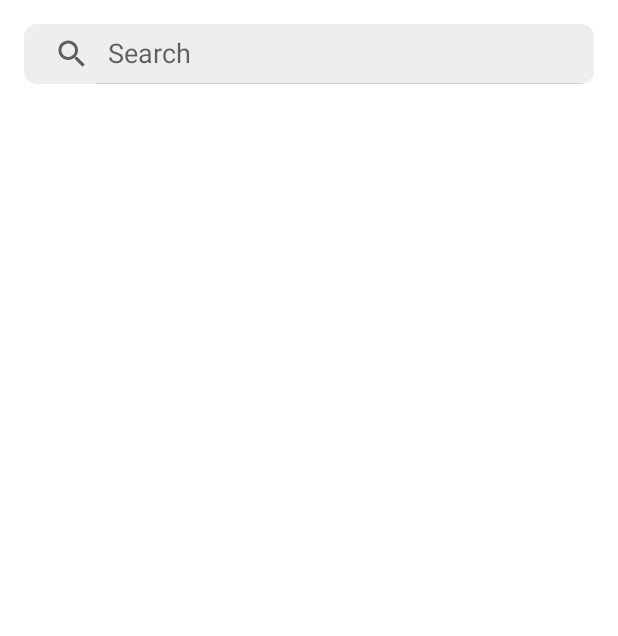
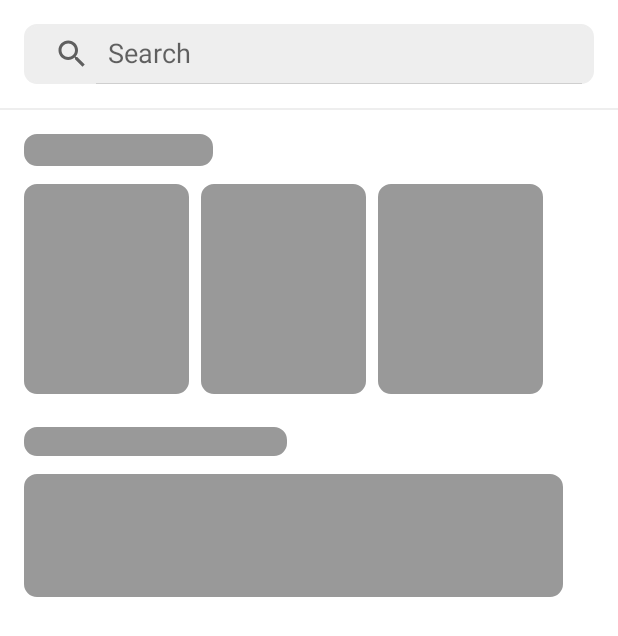
Before and after one commit to VisarutDear/LMWN-assignment, an Android app: the screen it shows after launch (MainActivity), on a phone screen of 412 x 824 dp. Shown: the top 636 px of the screen. Run offline under Robolectric (Android 15) with nearby library versions, the phone set to English and light mode, and no system bars; our stand-ins replace Shimmer, data binding; libraries missing offline, so code that uses them is left out: com.airbnb.epoxy; plain views replace EpoxyRecyclerView; network calls fail; 3 statements that could not run were skipped.

Commit message:
add skeleton

```diff
--- a/app/src/main/java/com/visarut/myapplication/domain/model/CoinsData.kt
+++ b/app/src/main/java/com/visarut/myapplication/domain/model/CoinsData.kt
@@ -4,5 +4,6 @@ import androidx.lifecycle.MutableLiveData
 import com.visarut.myapplication.data.response.Coin
 
 data class CoinsData(
-    var coinList : MutableLiveData<List<Coin>>
+    var coinList : MutableLiveData<List<Coin>>,
+    var isShowTopRank : MutableLiveData<Boolean>
 )
--- a/app/src/main/java/com/visarut/myapplication/view/feature/featureHome/HomeFragment.kt
+++ b/app/src/main/java/com/visarut/myapplication/view/feature/featureHome/HomeFragment.kt
@@ -22,7 +22,7 @@ class HomeFragment : Fragment(), HomeFragmentController.AddOnItemSelected {
     private val bottomSheetFragment = BottomSheetFragment()
     private lateinit var loadMoreScollListener: RecyclerView.OnScrollListener
 
-        override fun onCreateView(
+    override fun onCreateView(
         inflater: LayoutInflater, container: ViewGroup?,
         savedInstanceState: Bundle?
     ): View {
@@ -35,32 +35,33 @@ class HomeFragment : Fragment(), HomeFragmentController.AddOnItemSelected {
         binding.swipeRefreshLayout.setOnRefreshListener {
             fetchCoinList()
         }
+
         initEndlessScroll()
-        binding.searchView.setOnQueryTextListener(object : SearchView.OnQueryTextListener {
-            override fun onQueryTextSubmit(query: String): Boolean {
-                viewModel.searchCoin(query)
-                return true
+        setOnQueryTextListener()
+
+        binding.searchView.setOnQueryTextFocusChangeListener { _, hasFocus ->
+            if(!hasFocus) {
+                viewModel.showTopRank()
             }
+        }
 
-            override fun onQueryTextChange(query: String): Boolean {
-                viewModel.searchCoin(query)
-                return true
-            }
-
-        })
         val homeFragmentController = HomeFragmentController()
-
         homeFragmentController.setItemSelectListener(this)
-
         binding.epoxyList.setController(homeFragmentController)
         binding.epoxyList.addOnScrollListener(loadMoreScollListener)
 
         viewModel.coinList.observe(viewLifecycleOwner, {
-            val coinsData = CoinsData(viewModel.coinList)
+            val coinsData = CoinsData(viewModel.coinList,viewModel.isShowTopRank)
             homeFragmentController.setData(coinsData)
         })
 
         return binding.root
+    }
+
+    override fun onResume() {
+        super.onResume()
+        binding.searchView.clearFocus()
+        viewModel.showTopRank()
     }
 
     override fun onClickCoin(uuid: String) {
@@ -88,4 +89,20 @@ class HomeFragment : Fragment(), HomeFragmentController.AddOnItemSelected {
             }
         }
     }
+
+    private fun setOnQueryTextListener() {
+        binding.searchView.setOnQueryTextListener(object : SearchView.OnQueryTextListener {
+            override fun onQueryTextSubmit(query: String): Boolean {
+                viewModel.hideTopRank()
+                viewModel.searchCoin(query)
+                return true
+            }
+
+            override fun onQueryTextChange(query: String): Boolean {
+                viewModel.hideTopRank()
+                viewModel.searchCoin(query)
+                return true
+            }
+        })
+    }
 }
--- a/app/src/main/java/com/visarut/myapplication/view/feature/featureHome/HomeViewModel.kt
+++ b/app/src/main/java/com/visarut/myapplication/view/feature/featureHome/HomeViewModel.kt
@@ -13,9 +13,11 @@ import kotlinx.coroutines.launch
 class HomeViewModel(
     private val coinUseCase: CoinUseCase
 ) : ViewModel() {
-    var coinList: MutableLiveData<List<Coin>> = MutableLiveData()
-    var coinDetail: MutableLiveData<CoinDetail> = MutableLiveData()
-    var coinStat: MutableLiveData<Stats> = MutableLiveData()
+    val coinList: MutableLiveData<List<Coin>> = MutableLiveData()
+    private val coinDetail: MutableLiveData<CoinDetail> = MutableLiveData()
+    private val coinStat: MutableLiveData<Stats> = MutableLiveData()
+    val isShowTopRank = MutableLiveData(true)
+    val isShowSkeleton = MutableLiveData(true)
 
     companion object {
         const val DEFAULT_OFFSET = 0
@@ -33,6 +35,7 @@ class HomeViewModel(
                 coinList.value = this.coins
                 coinStat.value = this.stats
             }
+            hideSkeleton()
         }
     }
 
@@ -78,4 +81,20 @@ class HomeViewModel(
             }
         }
     }
+
+    fun hideTopRank() {
+        isShowTopRank.postValue(false)
+    }
+
+    fun showTopRank() {
+        isShowTopRank.postValue(true)
+    }
+
+    fun showSkeleton() {
+        isShowSkeleton.postValue(true)
+    }
+
+    fun hideSkeleton() {
+        isShowSkeleton.postValue(false)
+    }
 }
--- a/app/src/main/java/com/visarut/myapplication/view/feature/featureHome/controller/HomeFragmentController.kt
+++ b/app/src/main/java/com/visarut/myapplication/view/feature/featureHome/controller/HomeFragmentController.kt
@@ -46,11 +46,7 @@ class HomeFragmentController : TypedEpoxyController<CoinsData>() {
             }
         }
 
-        data?.coinList?.let {
-//            searchFilter {
-//                id("search_filter")
-//            }
-
+        if(data?.isShowTopRank?.value == true) {
             headerTopRank {
                 id("header_top_rank")
             }
@@ -63,6 +59,9 @@ class HomeFragmentController : TypedEpoxyController<CoinsData>() {
                     )
                 }
             }
+        }
+
+        data?.coinList?.let {
 
             headerMarket {
                 id("header_market")
--- /dev/null
+++ b/app/src/main/res/drawable/bg_skeleton.xml
@@ -0,0 +1,10 @@
+<?xml version="1.0" encoding="utf-8"?>
+<shape xmlns:android="http://schemas.android.com/apk/res/android" android:shape="rectangle">
+
+    <solid android:color="@color/gray" />
+
+    <corners android:radius="@dimen/corner_radius_8dp" />
+
+    <stroke android:width="1dp" android:color="@color/gray" />
+
+</shape>
--- a/app/src/main/res/layout/home_fragment.xml
+++ b/app/src/main/res/layout/home_fragment.xml
@@ -4,6 +4,9 @@
     xmlns:tools="http://schemas.android.com/tools">
 
     <data>
+
+        <import type="android.view.View" />
+
         <variable
             name="viewModel"
             type="com.visarut.myapplication.view.feature.featureHome.HomeViewModel" />
@@ -35,13 +38,33 @@
             app:layout_constraintStart_toStartOf="parent"
             app:layout_constraintTop_toTopOf="parent" />
 
+        <View
+            android:id="@+id/view_divider"
+            android:layout_width="match_parent"
+            android:layout_height="1dp"
+            android:layout_marginTop="@dimen/spacing_16"
+            android:background="@color/light_shade_gray"
+            app:layout_constraintTop_toBottomOf="@id/search_view"
+            app:layout_constraintStart_toStartOf="parent"/>
+
+        <include
+            layout="@layout/home_fragment_skeleton"
+            android:layout_width="match_parent"
+            android:layout_height="wrap_content"
+            android:layout_marginTop="@dimen/spacing_16"
+            android:layout_marginStart="@dimen/spacing_16"
+            android:visibility="@{viewModel.isShowSkeleton ? View.VISIBLE : View.GONE}"
+            app:layout_constraintTop_toBottomOf="@id/view_divider"
+            app:layout_constraintStart_toStartOf="@id/view_divider" />
+
         <androidx.swiperefreshlayout.widget.SwipeRefreshLayout
             android:id="@+id/swipe_refresh_layout"
             android:layout_width="match_parent"
             android:layout_height="wrap_content"
             android:layout_margin="@dimen/spacing_16"
+            android:visibility="@{viewModel.isShowSkeleton ? View.GONE : View.VISIBLE}"
             app:layout_constraintStart_toStartOf="parent"
-            app:layout_constraintTop_toBottomOf="@id/search_view">
+            app:layout_constraintTop_toBottomOf="@id/view_divider">
 
             <com.airbnb.epoxy.EpoxyRecyclerView
                 android:id="@+id/epoxy_list"
--- /dev/null
+++ b/app/src/main/res/layout/home_fragment_skeleton.xml
@@ -0,0 +1,70 @@
+<?xml version="1.0" encoding="utf-8"?>
+<layout xmlns:android="http://schemas.android.com/apk/res/android"
+    xmlns:app="http://schemas.android.com/apk/res-auto">
+
+    <androidx.constraintlayout.widget.ConstraintLayout
+        android:layout_width="match_parent"
+        android:layout_height="wrap_content">
+
+        <com.facebook.shimmer.ShimmerFrameLayout
+            android:id="@+id/shimmer_top_rank_title"
+            android:layout_width="126dp"
+            android:layout_height="21dp"
+            android:background="@drawable/bg_skeleton"
+            app:layout_constraintStart_toStartOf="parent"
+            app:layout_constraintTop_toTopOf="parent"
+            style="@style/SkeletonStyle" />
+
+        <com.facebook.shimmer.ShimmerFrameLayout
+            android:id="@+id/shimmer_top_rank_coin_1"
+            android:layout_width="110dp"
+            android:layout_height="140dp"
+            android:layout_marginTop="@dimen/spacing_12"
+            android:background="@drawable/bg_skeleton"
+            app:layout_constraintStart_toStartOf="parent"
+            app:layout_constraintTop_toBottomOf="@id/shimmer_top_rank_title"
+            style="@style/SkeletonStyle" />
+
+        <com.facebook.shimmer.ShimmerFrameLayout
+            android:id="@+id/shimmer_top_rank_coin_2"
+            android:layout_width="110dp"
+            android:layout_height="140dp"
+            android:layout_marginStart="@dimen/spacing_8"
+            android:background="@drawable/bg_skeleton"
+            app:layout_constraintStart_toEndOf="@id/shimmer_top_rank_coin_1"
+            app:layout_constraintTop_toTopOf="@id/shimmer_top_rank_coin_1"
+            style="@style/SkeletonStyle" />
+
+        <com.facebook.shimmer.ShimmerFrameLayout
+            android:id="@+id/shimmer_top_rank_coin_3"
+            android:layout_width="110dp"
+            android:layout_height="140dp"
+            android:layout_marginStart="@dimen/spacing_8"
+            android:background="@drawable/bg_skeleton"
+            app:layout_constraintStart_toEndOf="@id/shimmer_top_rank_coin_2"
+            app:layout_constraintTop_toTopOf="@id/shimmer_top_rank_coin_2"
+            style="@style/SkeletonStyle" />
+
+        <com.facebook.shimmer.ShimmerFrameLayout
+            android:id="@+id/shimmer_market_title"
+            android:layout_width="175dp"
+            android:layout_height="19dp"
+            android:layout_marginTop="@dimen/spacing_22"
+            android:background="@drawable/bg_skeleton"
+            app:layout_constraintStart_toStartOf="parent"
+            app:layout_constraintTop_toBottomOf="@id/shimmer_top_rank_coin_1"
+            style="@style/SkeletonStyle" />
+
+        <com.facebook.shimmer.ShimmerFrameLayout
+            android:id="@+id/shimmer_coin_item"
+            android:layout_width="359dp"
+            android:layout_height="82dp"
+            android:layout_marginTop="@dimen/spacing_12"
+            android:background="@drawable/bg_skeleton"
+            app:layout_constraintStart_toStartOf="parent"
+            app:layout_constraintTop_toBottomOf="@id/shimmer_market_title"
+            style="@style/SkeletonStyle" />
+
+    </androidx.constraintlayout.widget.ConstraintLayout>
+
+</layout>
--- a/app/src/main/res/values/colors.xml
+++ b/app/src/main/res/values/colors.xml
@@ -16,4 +16,5 @@
     <color name="green">#13BC24</color>
     <color name="red">#F82D2D</color>
     <color name="blue">#38A0FF</color>
+    <color name="shimmer">#e3e3e3</color>
 </resources>
--- a/app/src/main/res/values/dimens.xml
+++ b/app/src/main/res/values/dimens.xml
@@ -8,6 +8,7 @@
     <dimen name="spacing_16">16dp</dimen>
     <dimen name="spacing_21">21dp</dimen>
     <dimen name="spacing_24">24dp</dimen>
+    <dimen name="spacing_22">22dp</dimen>
     <dimen name="spacing_20">20dp</dimen>
     <dimen name="spacing_25">25dp</dimen>
     <dimen name="spacing_32">32dp</dimen>
--- /dev/null
+++ b/app/src/main/res/values/styles.xml
@@ -0,0 +1,13 @@
+<?xml version="1.0" encoding="utf-8"?>
+<resources>
+    <style name="SkeletonStyle">
+        <item name="shimmer_colored">true</item>
+        <item name="shimmer_auto_start">true</item>
+        <item name="shimmer_base_alpha">1</item>
+        <item name="shimmer_base_color">@color/shimmer</item>
+        <item name="shimmer_highlight_color">@color/light_gray</item>
+        <item name="shimmer_tilt">0</item>
+        <item name="shimmer_duration">1600</item>
+        <item name="shimmer_fixed_height">50dp</item>
+    </style>
+</resources>
```
